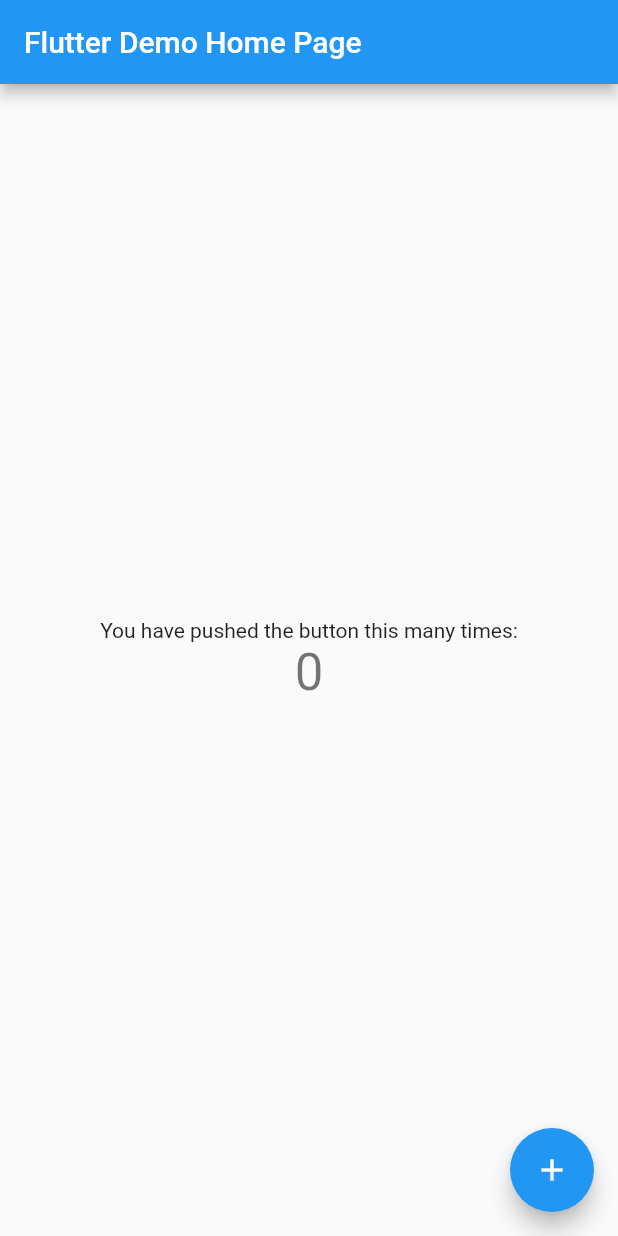
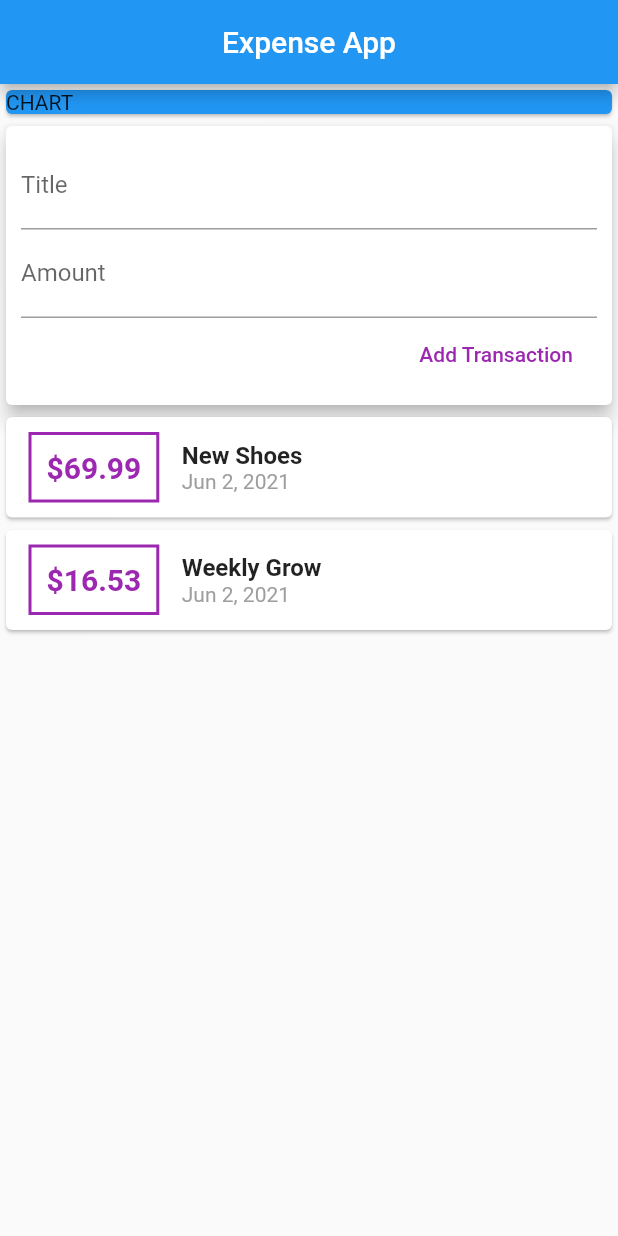
Before and after one commit to Sadid369/expense_app, a Flutter app: the screen it shows after launch, on a phone screen of 412 x 824 dp. Run offline on Flutter 3.47's test engine with Material 2 defaults, Android fonts, the phone set to English and light mode, and no system bars.

Commit message:
day 2 completed

```diff
--- a/lib/main.dart
+++ b/lib/main.dart
@@ -1,113 +1,117 @@
+import 'package:expense_app/transactions.dart';
 import 'package:flutter/material.dart';
+import 'package:intl/intl.dart';
 
 void main() {
-  runApp(MyApp());
+  runApp(MaterialApp(
+    home: HomePage(),
+  ));
 }
 
-class MyApp extends StatelessWidget {
-  // This widget is the root of your application.
-  @override
-  Widget build(BuildContext context) {
-    return MaterialApp(
-      title: 'Flutter Dem',
-      theme: ThemeData(
-        // This is the theme of your application.
-        //
-        // Try running your application with "flutter run". You'll see the
-        // application has a blue toolbar. Then, without quitting the app, try
-        // changing the primarySwatch below to Colors.green and then invoke
-        // "hot reload" (press "r" in the console where you ran "flutter run",
-        // or simply save your changes to "hot reload" in a Flutter IDE).
-        // Notice that the counter didn't reset back to zero; the application
-        // is not restarted.
-        primarySwatch: Colors.blue,
+class HomePage extends StatelessWidget {
+  final List<Transactions> transaction = [
+    Transactions(
+      id: 't1',
+      title: 'New Shoes',
+      amount: 69.99,
+      date: DateTime.now(),
     ),
-      home: MyHomePage(title: 'Flutter Demo Home Page'),
-    );
-  }
-}
-
-class MyHomePage extends StatefulWidget {
-  MyHomePage({Key key, this.title}) : super(key: key);
-
-  // This widget is the home page of your application. It is stateful, meaning
-  // that it has a State object (defined below) that contains fields that affect
-  // how it looks.
-
-  // This class is the configuration for the state. It holds the values (in this
-  // case the title) provided by the parent (in this case the App widget) and
-  // used by the build method of the State. Fields in a Widget subclass are
-  // always marked "final".
-
-  final String title;
-
-  @override
-  _MyHomePageState createState() => _MyHomePageState();
-}
-
-class _MyHomePageState extends State<MyHomePage> {
-  int _counter = 0;
-
-  void _incrementCounter() {
-    setState(() {
-      // This call to setState tells the Flutter framework that something has
-      // changed in this State, which causes it to rerun the build method below
-      // so that the display can reflect the updated values. If we changed
-      // _counter without calling setState(), then the build method would not be
-      // called again, and so nothing would appear to happen.
-      _counter++;
-    });
-  }
+    Transactions(
+      id: 't2',
+      title: 'Weekly Grow',
+      amount: 16.53,
+      date: DateTime.now(),
+    ),
+  ];
+  final titleController = TextEditingController();
+  final amountController = TextEditingController();
 
   @override
   Widget build(BuildContext context) {
-    // This method is rerun every time setState is called, for instance as done
-    // by the _incrementCounter method above.
-    //
-    // The Flutter framework has been optimized to make rerunning build methods
-    // fast, so that you can just rebuild anything that needs updating rather
-    // than having to individually change instances of widgets.
     return Scaffold(
       appBar: AppBar(
-        // Here we take the value from the MyHomePage object that was created by
-        // the App.build method, and use it to set our appbar title.
-        title: Text(widget.title),
+        centerTitle: true,
+        title: Text('Expense App'),
       ),
-      body: Center(
-        // Center is a layout widget. It takes a single child and positions it
-        // in the middle of the parent.
+      body: Column(
+        //mainAxisAlignment: MainAxisAlignment.spaceEvenly,
+        children: [
+          Container(
+            width: double.infinity,
+            //padding: EdgeInsets.all(50),
+            child: Card(
+              color: Colors.blue,
+              child: Text('CHART'),
+            ),
+          ),
+          Card(
+            elevation: 5,
+            child: Container(
+              padding: EdgeInsets.all(10),
               child: Column(
-          // Column is also a layout widget. It takes a list of children and
-          // arranges them vertically. By default, it sizes itself to fit its
-          // children horizontally, and tries to be as tall as its parent.
-          //
-          // Invoke "debug painting" (press "p" in the console, choose the
-          // "Toggle Debug Paint" action from the Flutter Inspector in Android
-          // Studio, or the "Toggle Debug Paint" command in Visual Studio Code)
-          // to see the wireframe for each widget.
-          //
-          // Column has various properties to control how it sizes itself and
-          // how it positions its children. Here we use mainAxisAlignment to
-          // center the children vertically; the main axis here is the vertical
-          // axis because Columns are vertical (the cross axis would be
-          // horizontal).
-          mainAxisAlignment: MainAxisAlignment.center,
-          children: <Widget>[
-            Text(
-              'You have pushed the button this many times:',
+                crossAxisAlignment: CrossAxisAlignment.end,
+                children: [
+                  TextField(
+                    decoration: InputDecoration(labelText: 'Title'),
+                    controller: titleController,
                   ),
-            Text(
-              '$_counter',
-              style: Theme.of(context).textTheme.headline4,
+                  TextField(
+                    decoration: InputDecoration(labelText: 'Amount'),
+                    controller: amountController,
+                  ),
+                  FlatButton(
+                    onPressed: () {
+                      print(titleController.text);
+                      print(amountController.text);
+                    },
+                    child: Text('Add Transaction'),
+                    textColor: Colors.purple,
                   ),
                 ],
               ),
             ),
-      floatingActionButton: FloatingActionButton(
-        onPressed: _incrementCounter,
-        tooltip: 'Increment',
-        child: Icon(Icons.add),
-      ), // This trailing comma makes auto-formatting nicer for build methods.
+          ),
+          Column(
+            children: transaction.map((tx) {
+              return Card(
+                child: Row(
+                  children: [
+                    Container(
+                      margin:
+                          EdgeInsets.symmetric(vertical: 10, horizontal: 15),
+                      decoration: BoxDecoration(
+                          border: Border.all(color: Colors.purple, width: 2)),
+                      padding: EdgeInsets.all(10),
+                      child: Text(
+                        '\$${tx.amount}',
+                        style: TextStyle(
+                          color: Colors.purple,
+                          fontWeight: FontWeight.bold,
+                          fontSize: 20,
+                        ),
+                      ),
+                    ),
+                    Column(
+                      crossAxisAlignment: CrossAxisAlignment.start,
+                      children: [
+                        Text(
+                          tx.title,
+                          style: TextStyle(
+                              fontSize: 16, fontWeight: FontWeight.bold),
+                        ),
+                        Text(
+                          DateFormat.yMMMd().format(tx.date),
+                          style: TextStyle(color: Colors.grey),
+                        ),
+                      ],
+                    )
+                  ],
+                ),
+              );
+            }).toList(),
+          )
+        ],
+      ),
     );
   }
 }
--- /dev/null
+++ b/lib/transactions.dart
@@ -0,0 +1,14 @@
+import 'package:flutter/material.dart';
+
+class Transactions {
+  String id;
+  String title;
+  double amount;
+  DateTime date;
+  Transactions({
+    @required this.id,
+    @required this.title,
+    @required this.amount,
+    @required this.date,
+  });
+}
--- a/pubspec.yaml
+++ b/pubspec.yaml
@@ -23,6 +23,7 @@ environment:
 dependencies:
   flutter:
     sdk: flutter
+  intl: ^0.17.0
 
 
   # The following adds the Cupertino Icons font to your application.
```
Also changed, not shown: pubspec.lock. Lines whose indentation alone changed are shown as unchanged.
